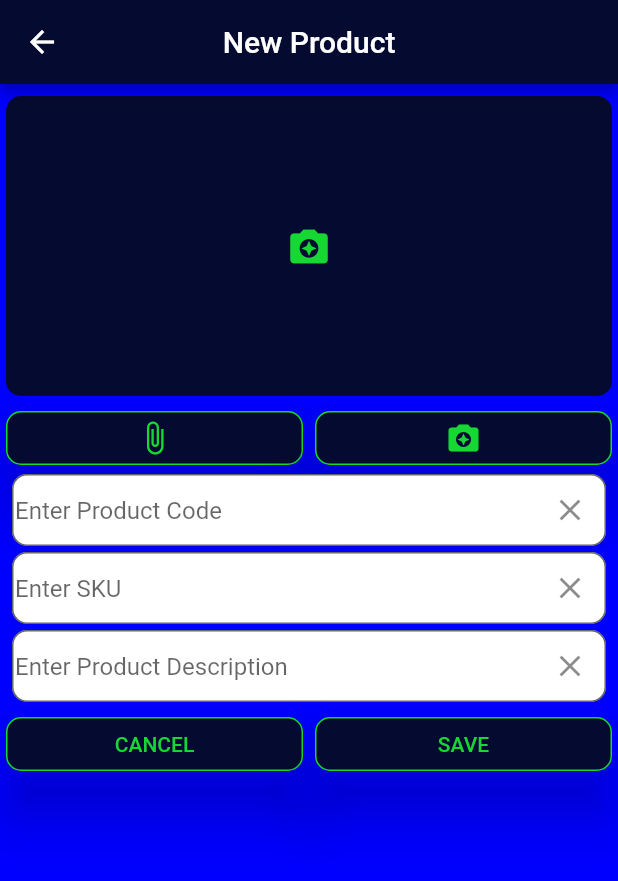
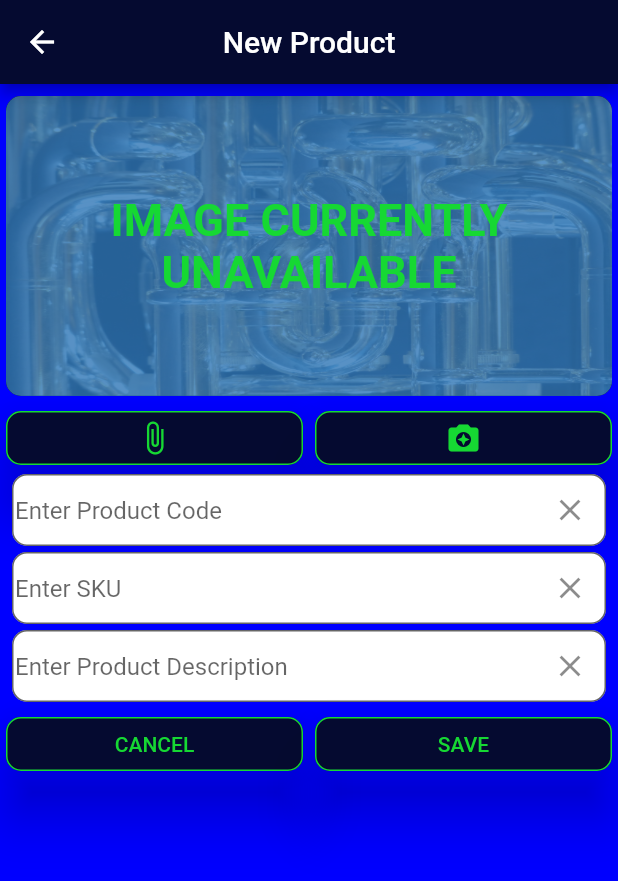
Before and after one commit to Tezza27/stockmate, a Flutter app: the NewProductScreen screen opened by its route, after a tap on the "attach file" icon, on a phone screen of 412 x 824 dp. Shown: the top 881 px of the screen. Run offline on Flutter 3.47's test engine with Material 2 defaults, Android fonts, the phone set to English and light mode, and no system bars; our stand-ins replace image_picker.

```diff
--- a/lib/views/main.dart
+++ b/lib/main.dart
@@ -19,8 +19,8 @@ import 'package:stockmate/views/stock.dart';
 import 'package:stockmate/views/new_product.dart';
 import 'package:stockmate/views/serial_check.dart';
 import 'package:stockmate/views/agents.dart';
-import 'agent_details_edit.dart';
-import 'menu.dart';
+import 'views/agent_details_edit.dart';
+import 'views/menu.dart';
 
 
 void main() => runApp(MyApp());
--- a/lib/views/new_delivery.dart
+++ b/lib/views/new_delivery.dart
@@ -43,6 +43,7 @@ class _NewDeliveryState extends State<NewDeliveryScreen> {
   ];
   String dropdownValue = "Product Ascending";
   String filter;
+  String scanResult;
 
   @override
   void initState() {
@@ -63,7 +64,7 @@ class _NewDeliveryState extends State<NewDeliveryScreen> {
                 color: iconColour,
               ),
               iconSize: 48.0,
-              onPressed: () {},
+              onPressed: null //scanBarcode,
             ),
           ],
         ),
@@ -113,4 +114,35 @@ class _NewDeliveryState extends State<NewDeliveryScreen> {
           ),
         ));
   }
+
+//  static Future scanBarcode() async {
+//    try {
+//      String barcode = await FlutterBarcodeScanner.getBarcodeStreamReceiver("#ff6666", "Cancel", false, ScanMode.DEFAULT)
+//          .listen((barcode) {
+//        /// barcode to be used
+//      });
+//      setState(() {
+//        scanResult = barcode;
+//      });
+//    } on PlatformException catch (e) {
+//      if (e.code == BarcodeScanner.CameraAccessDenied) {
+//        setState(() {
+//          scanResult = "Camera permission not granted";
+//        });
+//      } else {
+//        setState(() {
+//          scanResult = "Unknown error: $e";
+//        });
+//      }
+//    } on FormatException {
+//      setState(() {
+//        scanResult =
+//            "null(User returned using the back button before scanning anything, Result)";
+//      });
+//    } catch (e) {
+//      setState(() {
+//        scanResult = "Unknown error: $e";
+//      });
+//    }
+//  }
 }
--- a/lib/views/new_product.dart
+++ b/lib/views/new_product.dart
@@ -1,4 +1,6 @@
+import 'dart:io';
 import 'package:flutter/material.dart';
+import 'package:image_picker/image_picker.dart';
 import 'package:stockmate/Settings/colours.dart';
 
 class NewProductScreen extends StatefulWidget {
@@ -12,6 +14,7 @@ class _NewProductState extends State<NewProductScreen> {
   TextEditingController descriptionController = new TextEditingController();
   String dropdownValue = "Product Ascending";
   String filter;
+  File selectedImage;
 
   @override
   void initState() {
@@ -43,29 +46,31 @@ class _NewProductState extends State<NewProductScreen> {
                             borderRadius: BorderRadius.all(
                               Radius.circular(10.0),
                             )),
+                        child: selectedImage != null
+                            ? ClipRRect(
+                                borderRadius: BorderRadius.circular(10.0),
+                                child: Image.file(
+                                  selectedImage,
+                                  fit: BoxFit.cover,
+                                  width: double.infinity,
+                                ))
+                            : ClipRRect(
+                                borderRadius: BorderRadius.circular(10.0),
+                                child: Stack(
+                                  children: <Widget>[
+                                    Image(
+                                      image: AssetImage(
+                                        "assets/Background.png",
+                                      ), fit: BoxFit.fill,
+                                      width: double.infinity,
 
-//              child: _storedImage != null
-//                  ? ClipRRect(
-//                  borderRadius: BorderRadius.circular(10.0),
-//                  child: Image.file(
-//                    _storedImage,
-//                    fit: BoxFit.cover,
-//                    width: double.infinity,
-//                  ))
-                      child: Center(
-                        child: Padding(
-                          padding:
-                              const EdgeInsets.only(top: 85.0, bottom: 85.0),
-                          child: Container(
-                            child: Icon(
-                              Icons.camera_enhance,
-                              size: 30,
-                              color: iconColour,
                                     ),
+                                    Center(child: Text("IMAGE CURRENTLY UNAVAILABLE",
+                                      textAlign: TextAlign.center,
+                                      style: TextStyle(color: borderColour, fontSize: 30.0,fontWeight: FontWeight.bold),)),
+                                  ],
                                 ),
-                        ),
-                      ),
-                    ),
+                              )),
                   ),
                   Padding(
                     padding: const EdgeInsets.only(top: 4.0),
@@ -80,8 +85,10 @@ class _NewProductState extends State<NewProductScreen> {
                               shape: RoundedRectangleBorder(
                                   borderRadius: BorderRadius.circular(10.0),
                                   side: BorderSide(color: borderColour)),
-                              onPressed: () {},
-                              child: Icon(Icons.attach_file, color: iconColour,
+                              onPressed: getImageGallery,
+                              child: Icon(
+                                Icons.attach_file,
+                                color: iconColour,
                               ),
                             ),
                           ),
@@ -95,8 +102,10 @@ class _NewProductState extends State<NewProductScreen> {
                               shape: RoundedRectangleBorder(
                                   borderRadius: BorderRadius.circular(10.0),
                                   side: BorderSide(color: borderColour)),
-                              onPressed: () {},
-                              child: Icon(Icons.camera_enhance, color: iconColour,
+                              onPressed: getImageCamera,
+                              child: Icon(
+                                Icons.camera_enhance,
+                                color: iconColour,
                               ),
                             ),
                           ),
@@ -250,6 +259,26 @@ class _NewProductState extends State<NewProductScreen> {
         ));
   }
 
+  Future getImageGallery() async {
+    var image = await ImagePicker.pickImage(
+      source: ImageSource.gallery,
+      maxWidth: 600,
+    );
+    setState(() {
+      selectedImage = image;
+    });
+  }
+
+  Future getImageCamera() async {
+    var image = await ImagePicker.pickImage(
+      source: ImageSource.camera,
+      maxWidth: 600,
+    );
+    setState(() {
+      selectedImage = image;
+    });
+  }
+
   void clearControllers() {
     productController.clear();
     skuController.clear();
--- a/pubspec.yaml
+++ b/pubspec.yaml
@@ -20,9 +20,15 @@ dependencies:
   flutter:
     sdk: flutter
 
+
   # The following adds the Cupertino Icons font to your application.
   # Use with the CupertinoIcons class for iOS style icons.
   cupertino_icons: ^0.1.2
+  firebase_core: ^0.4.0+9
+  firebase_analytics: ^5.0.2
+  cloud_firestore: ^0.12.9+5
+  image_picker:
+  flutter_barcode_scanner: ^0.1.7
   intl: 0.15.8 #Time & Date formats
 
 dev_dependencies:
```
Also changed, not shown: assets/Background.png (added), pubspec.lock, 5 other files. Lines whose indentation alone changed are shown as unchanged.
